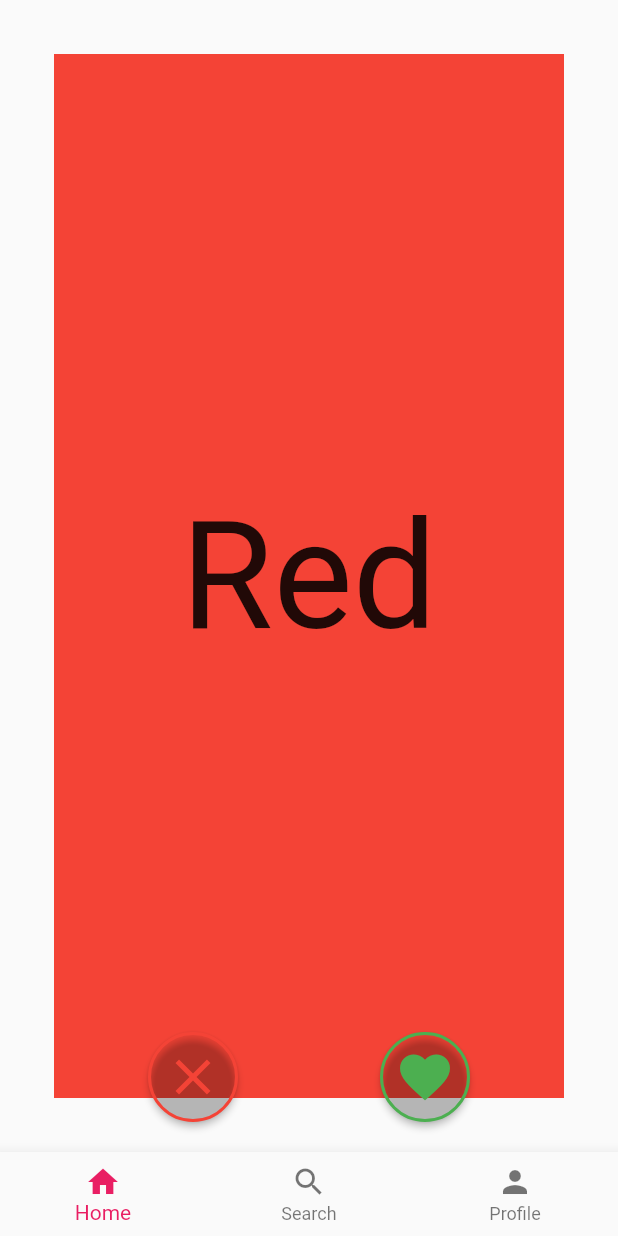
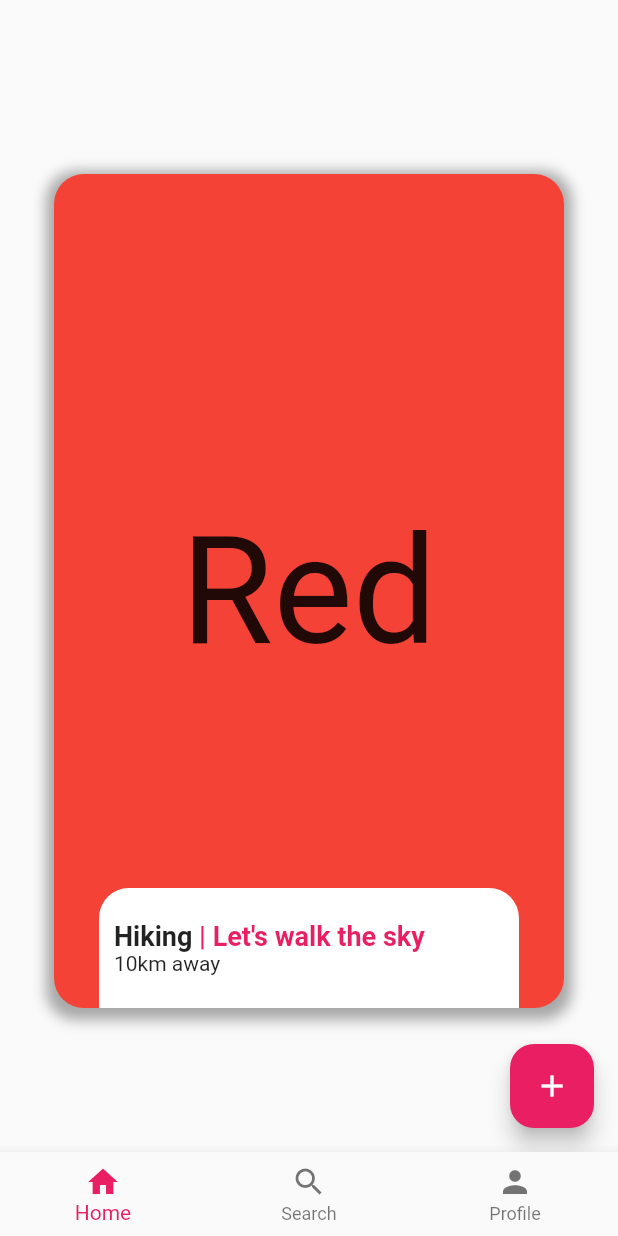
Before and after one commit to 2023-CS350/HobbyHive, a Flutter app: the screen it shows once a user with an empty profile is signed in, on a phone screen of 412 x 824 dp. Run offline on Flutter 3.47's test engine with Material 2 defaults, Android fonts, the phone set to English and light mode, and no system bars; drawn by our look-alikes of swipe_cards; our stand-ins replace cloud_firestore, firebase_auth, firebase_core, image_picker; accounts and stored records are empty.

Commit message:
Design: main_page.dary
스택 디자인 수정

```diff
--- a/lib/pages/main_page.dart
+++ b/lib/pages/main_page.dart
@@ -75,9 +75,20 @@ class _MainPageState extends State<MainPage> {
   Widget build(BuildContext context) {
     return Scaffold(
         key: _scaffoldKey,
+        floatingActionButton: FloatingActionButton(
+          onPressed: () {
+            // 버튼을 눌렀을 때 수행할 액션을 여기에 쓰세요.
+          },
+          child: Icon(Icons.add), // 버튼 안의 아이콘
+          shape: RoundedRectangleBorder(
+            borderRadius: BorderRadius.all(
+              Radius.circular(16.0),
+            ),
+          ),
+        ),
         body: SafeArea(
           child: Padding(
-            padding: EdgeInsets.fromLTRB(20, 20, 20, 20),
+            padding: EdgeInsets.fromLTRB(20, 100, 20, 80),
             child: Container(
                 child: Stack(children: [
               Container(
@@ -85,13 +96,73 @@ class _MainPageState extends State<MainPage> {
                 child: SwipeCards(
                   matchEngine: _matchEngine!,
                   itemBuilder: (BuildContext context, int index) {
-                    return Container(
+                    return Stack(
+                      children: [
+                        Container(
                           alignment: Alignment.center,
+                          decoration: BoxDecoration(
                             color: _swipeItems[index].content.color,
+                            borderRadius: BorderRadius.all(
+                              Radius.circular(20.0),
+                            ),
+                            boxShadow: [
+                              BoxShadow(
+                                color: Colors.grey.withOpacity(0.9),
+                                spreadRadius: 5,
+                                blurRadius: 7,
+                                offset: Offset(0, 3), // 그림자 위치
+                              ),
+                            ],
+                          ),
                           child: Text(
                             _swipeItems[index].content.text,
                             style: TextStyle(fontSize: 100),
                           ),
+                        ),
+                        Align(
+                          alignment: Alignment.bottomCenter,
+                          child: Container(
+                            width: 280,
+                            height: 80,
+                            decoration: BoxDecoration(
+                              color: Colors.white,
+                              borderRadius: BorderRadius.only(
+                                topLeft: Radius.circular(20.0),
+                                topRight: Radius.circular(20.0),
+                              ),
+                            ),
+                            child: Padding(
+                              padding: const EdgeInsets.all(10.0),
+                              child: Column(
+                                mainAxisAlignment: MainAxisAlignment.center,
+                                crossAxisAlignment: CrossAxisAlignment.start,
+                                children: [
+                                  Row(
+                                    children: [
+                                      Text(
+                                        "Hiking",
+                                        style: TextStyle(
+                                            fontWeight: FontWeight.bold,
+                                            fontSize: 18,
+                                        ),
+                                      ),
+                                      Text(" | Let's walk the sky",
+                                      style: TextStyle(
+                                            fontWeight: FontWeight.bold,
+                                            fontSize: 18,
+                                            color: Colors.pink
+                                        ),
+
+                                      ),
+                                    ],
+                                  ),
+                                  Text("10km away")
+                                ],
+                              ),
+                            ),
+                          ),
+                        )
+                      ],
                     );
                   },
                   onStackFinished: () {
@@ -110,16 +181,24 @@ class _MainPageState extends State<MainPage> {
                   likeTag: Container(
                     margin: const EdgeInsets.all(15.0),
                     padding: const EdgeInsets.all(3.0),
-                    decoration:
-                        BoxDecoration(border: Border.all(color: Colors.green)),
-                    child: Text('Like'),
+                    decoration: BoxDecoration(
+                      border: Border.all(color: Colors.green),
+                    ),
+                    child: Text(
+                      'Like',
+                      style: TextStyle(color: Colors.green, fontSize: 60),
+                    ),
                   ),
                   nopeTag: Container(
                     margin: const EdgeInsets.all(15.0),
                     padding: const EdgeInsets.all(3.0),
-                    decoration:
-                        BoxDecoration(border: Border.all(color: Colors.red)),
-                    child: Text('Nope'),
+                    decoration: BoxDecoration(
+                      border: Border.all(color: Colors.red),
+                    ),
+                    child: Text(
+                      'Nope',
+                      style: TextStyle(color: Colors.red, fontSize: 60),
+                    ),
                   ),
                   superLikeTag: Container(
                     margin: const EdgeInsets.all(15.0),
@@ -130,27 +209,26 @@ class _MainPageState extends State<MainPage> {
                   ),
                 ),
               ),
-              Align(
-                alignment: Alignment.bottomCenter,
-                child: Row(
-                  mainAxisAlignment: MainAxisAlignment.spaceEvenly,
-                  children: [
-                    RoundedTransparentButton(
-                      onPressed: () {
-                        _matchEngine!.currentItem?.nope();
-                      },
-                      kind: ButtonType.nope,
-                    ),
-                    RoundedTransparentButton(
-                      onPressed: () {
-                        _matchEngine!.currentItem?.like();
-                      },
-                      kind: ButtonType.like,
-                    ),
-
-                  ],
-                ),
-              )
+              // Align(
+              //   alignment: Alignment.bottomCenter,
+              //   child: Row(
+              //     mainAxisAlignment: MainAxisAlignment.spaceEvenly,
+              //     children: [
+              //       RoundedTransparentButton(
+              //         onPressed: () {
+              //           _matchEngine!.currentItem?.nope();
+              //         },
+              //         kind: ButtonType.nope,
+              //       ),
+              //       RoundedTransparentButton(
+              //         onPressed: () {
+              //           _matchEngine!.currentItem?.like();
+              //         },
+              //         kind: ButtonType.like,
+              //       ),
+              //     ],
+              //   ),
+              // )
             ])),
           ),
         ));
```
Lines whose indentation alone changed are shown as unchanged.
